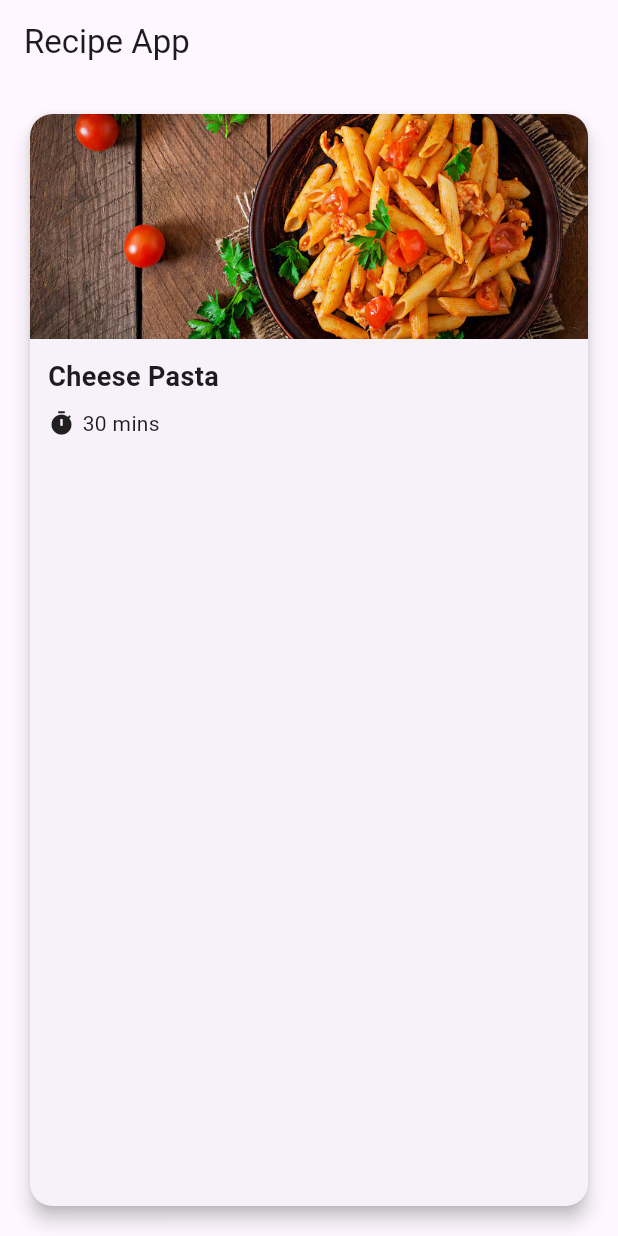
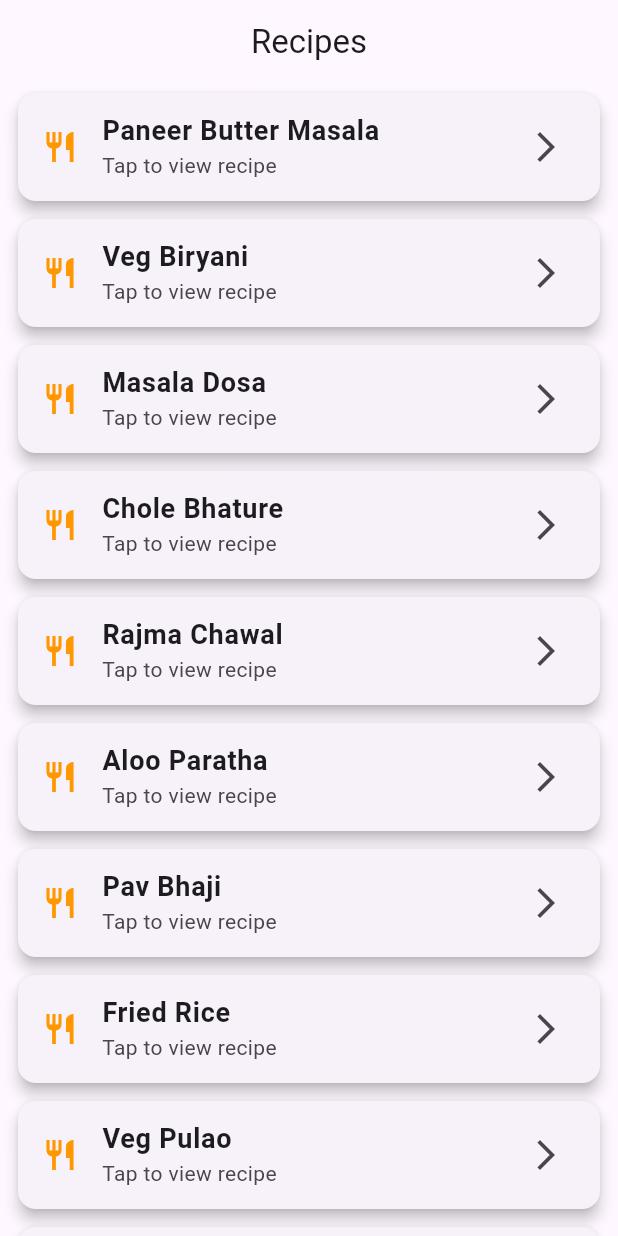
Before and after one commit to ronakrajupadhyay/Flutter2, a Flutter app: the screen it shows after launch, on a phone screen of 412 x 824 dp. Run offline on Flutter 3.47's test engine with Material 3 defaults, Android fonts, the phone set to English and light mode, and no system bars.

Commit message:
feat: implement recipe list with ListView.builder

```diff
--- a/lib/main.dart
+++ b/lib/main.dart
@@ -45,8 +45,39 @@
 //     );
 //   }
 // }
+// import 'package:flutter/material.dart';
+// import 'recipe_card.dart'; // custom widget file
+//
+// void main() {
+//   runApp(const MyApp());
+// }
+//
+// class MyApp extends StatelessWidget {
+//   const MyApp({super.key});
+//
+//   @override
+//   Widget build(BuildContext context) {
+//     return MaterialApp(
+//       debugShowCheckedModeBanner: false,
+//       home: Scaffold(
+//         appBar: AppBar(
+//           title: const Text("Recipe App"),
+//         ),
+//         body: Padding(
+//           padding: const EdgeInsets.all(16),
+//           child: RecipeCard(
+//             name: "Cheese Pasta",
+//             imagePath: "assets/pasta (1).png",
+//             time: "30 mins",
+//           ),
+//         ),
+//       ),
+//     );
+//   }
+// }
 import 'package:flutter/material.dart';
-import 'recipe_card.dart'; // custom widget file
+import 'recipe_card.dart';
+
 
 void main() {
   runApp(const MyApp());
@@ -57,20 +88,44 @@ class MyApp extends StatelessWidget {
 
   @override
   Widget build(BuildContext context) {
-    return MaterialApp(
+    return const MaterialApp(
       debugShowCheckedModeBanner: false,
-      home: Scaffold(
-        appBar: AppBar(
-          title: const Text("Recipe App"),
-        ),
-        body: Padding(
-          padding: const EdgeInsets.all(16),
-          child: RecipeCard(
-            name: "Cheese Pasta",
-            imagePath: "assets/pasta (1).png",
-            time: "30 mins",
-          ),
-        ),
+      home: RecipeListPage(),
+    );
+  }
+}
+
+class RecipeListPage extends StatelessWidget {
+  const RecipeListPage({super.key});
+
+  // 10 Recipes
+  final List<String> recipes = const [
+    "Paneer Butter Masala",
+    "Veg Biryani",
+    "Masala Dosa",
+    "Chole Bhature",
+    "Rajma Chawal",
+    "Aloo Paratha",
+    "Pav Bhaji",
+    "Fried Rice",
+    "Veg Pulao",
+    "Dal Tadka",
+  ];
+
+  @override
+  Widget build(BuildContext context) {
+    return Scaffold(
+      appBar: AppBar(
+        title: const Text("Recipes"),
+        centerTitle: true,
+      ),
+      body: ListView.builder(
+        itemCount: recipes.length,
+        itemBuilder: (context, index) {
+          return RecipeCard(
+            recipeName: recipes[index],
+          );
+        },
       ),
     );
   }
--- a/lib/recipe_card.dart
+++ b/lib/recipe_card.dart
@@ -1,65 +1,92 @@
+// import 'package:flutter/material.dart';
+//
+// class RecipeCard extends StatelessWidget {
+//   final String name;
+//   final String imagePath;
+//   final String time;
+//
+//   const RecipeCard({
+//     super.key,
+//     required this.name,
+//     required this.imagePath,
+//     required this.time,
+//   });
+//
+//   @override
+//   Widget build(BuildContext context) {
+//     return Card(
+//       elevation: 5,
+//       shape: RoundedRectangleBorder(
+//         borderRadius: BorderRadius.circular(15),
+//       ),
+//       child: Column(
+//         crossAxisAlignment: CrossAxisAlignment.start,
+//         children: [
+//           // Image
+//           ClipRRect(
+//             borderRadius: const BorderRadius.vertical(
+//               top: Radius.circular(15),
+//             ),
+//             child: Image.asset(
+//               imagePath,
+//               height: 150,
+//               width: double.infinity,
+//               fit: BoxFit.cover,
+//             ),
+//           ),
+//
+//           Padding(
+//             padding: const EdgeInsets.all(12),
+//             child: Column(
+//               crossAxisAlignment: CrossAxisAlignment.start,
+//               children: [
+//                 Text(
+//                   name,
+//                   style: const TextStyle(
+//                     fontSize: 18,
+//                     fontWeight: FontWeight.bold,
+//                   ),
+//                 ),
+//                 const SizedBox(height: 8),
+//
+//                 Row(
+//                   children: [
+//                     const Icon(Icons.timer, size: 18),
+//                     const SizedBox(width: 5),
+//                     Text(time),
+//                   ],
+//                 ),
+//               ],
+//             ),
+//           ),
+//         ],
+//       ),
+//     );
+//   }
+// }
 import 'package:flutter/material.dart';
 
 class RecipeCard extends StatelessWidget {
-  final String name;
-  final String imagePath;
-  final String time;
+  final String recipeName;
 
-  const RecipeCard({
-    super.key,
-    required this.name,
-    required this.imagePath,
-    required this.time,
-  });
+  const RecipeCard({super.key, required this.recipeName});
 
   @override
   Widget build(BuildContext context) {
     return Card(
-      elevation: 5,
-      shape: RoundedRectangleBorder(
-        borderRadius: BorderRadius.circular(15),
-      ),
-      child: Column(
-        crossAxisAlignment: CrossAxisAlignment.start,
-        children: [
-          // Image
-          ClipRRect(
-            borderRadius: const BorderRadius.vertical(
-              top: Radius.circular(15),
-            ),
-            child: Image.asset(
-              imagePath,
-              height: 150,
-              width: double.infinity,
-              fit: BoxFit.cover,
-            ),
+      margin: const EdgeInsets.symmetric(horizontal: 12, vertical: 6),
+      elevation: 4,
+      child: ListTile(
+        leading: const Icon(Icons.restaurant, color: Colors.orange),
+        title: Text(
+          recipeName,
+          style: const TextStyle(
+            fontSize: 18,
+            fontWeight: FontWeight.bold,
           ),
-
-          Padding(
-            padding: const EdgeInsets.all(12),
-            child: Column(
-              crossAxisAlignment: CrossAxisAlignment.start,
-              children: [
-                Text(
-                  name,
-                  style: const TextStyle(
-                    fontSize: 18,
-                    fontWeight: FontWeight.bold,
-                  ),
-                ),
-                const SizedBox(height: 8),
-
-                Row(
-                  children: [
-                    const Icon(Icons.timer, size: 18),
-                    const SizedBox(width: 5),
-                    Text(time),
-                  ],
-                ),
-              ],
-            ),
-          ),
-        ],
+        ),
+        subtitle: const Text("Tap to view recipe"),
+        trailing: const Icon(Icons.arrow_forward_ios),
       ),
     );
   }
```
